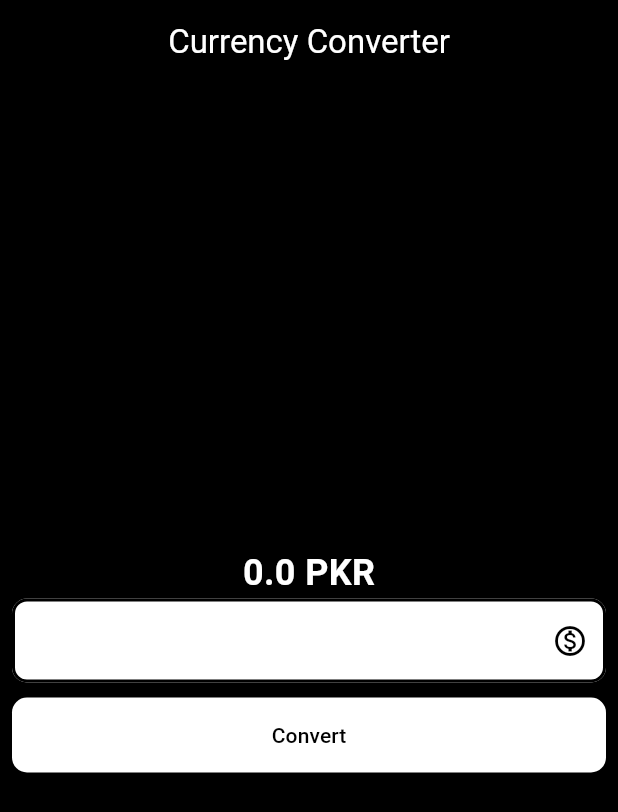
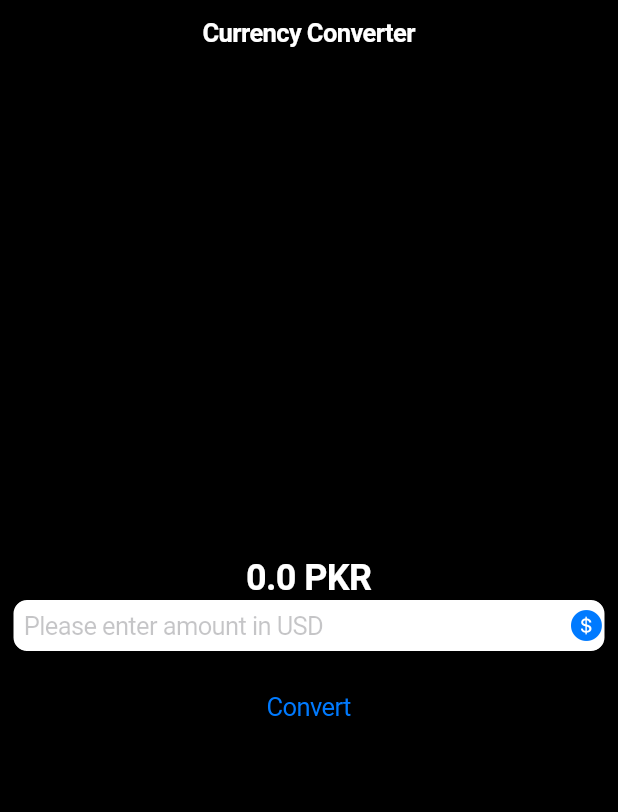
Before and after one commit to ahsan1800411/flutter_currency_converter, a Flutter app: the screen it shows after launch, on a phone screen of 412 x 824 dp. Shown: the top 812 px of the screen. Run offline on Flutter 3.47's test engine with Material 3 defaults, Android fonts, the phone set to English and light mode, and no system bars.

Commit message:
add cupertino design

```diff
--- a/lib/currency_convert_page.dart
+++ b/lib/currency_convert_page.dart
@@ -13,6 +13,12 @@ class _CurrencyConvertMaterialPageState
   double result = 0.0;
 
   final TextEditingController controller = TextEditingController();
+
+  @override
+  void dispose() {
+    controller.dispose();
+    super.dispose();
+  }
 
   @override
   Widget build(BuildContext context) {
--- /dev/null
+++ b/lib/currency_converter_cupertino_page.dart
@@ -0,0 +1,83 @@
+import 'package:flutter/cupertino.dart';
+
+// stfl
+class CurrencyConverterCupeterTinoPage extends StatefulWidget {
+  const CurrencyConverterCupeterTinoPage({super.key});
+
+  @override
+  State<CurrencyConverterCupeterTinoPage> createState() =>
+      _CurrencyConverterCupeterTinoPageState();
+}
+
+class _CurrencyConverterCupeterTinoPageState
+    extends State<CurrencyConverterCupeterTinoPage> {
+  double result = 0.0;
+
+  final TextEditingController controller = TextEditingController();
+
+  @override
+  void dispose() {
+    controller.dispose();
+    super.dispose();
+  }
+
+  @override
+  Widget build(BuildContext context) {
+    return CupertinoPageScaffold(
+        navigationBar: const CupertinoNavigationBar(
+          middle: Text(
+            'Currency Converter',
+            style: TextStyle(color: CupertinoColors.white),
+          ),
+          backgroundColor: CupertinoColors.black,
+        ),
+        backgroundColor: CupertinoColors.black,
+        child: Center(
+          child: Padding(
+            padding: const EdgeInsets.all(8.0),
+            child: Column(
+              mainAxisAlignment: MainAxisAlignment.center,
+              children: [
+                Text(
+                  '${result.toString()} PKR',
+                  style: const TextStyle(
+                    fontSize: 24,
+                    fontWeight: FontWeight.bold,
+                    color: CupertinoColors.white,
+                  ),
+                ),
+                CupertinoTextField(
+                  decoration: BoxDecoration(
+                    color: CupertinoColors.white,
+                    borderRadius: BorderRadius.circular(10.0),
+                    border: Border.all(),
+                  ),
+                  keyboardType: const TextInputType.numberWithOptions(
+                    decimal: true,
+                  ),
+                  controller: controller,
+                  placeholder: 'Please enter amount in USD',
+                  suffix: const Icon(CupertinoIcons.money_dollar_circle_fill),
+                ),
+                const SizedBox(
+                  height: 10,
+                ),
+                CupertinoButton(
+                  onPressed: () {
+                    setState(
+                      () {
+                        result = double.parse(controller.text) * 281;
+                      },
+                    );
+                  },
+                  color: CupertinoColors.black,
+                  child: const Text(
+                    'Convert',
+                  ),
+                )
+              ],
+            ),
+          ),
+        ));
+  }
+}
--- a/lib/main.dart
+++ b/lib/main.dart
@@ -1,15 +1,27 @@
-import 'package:currency_converter/currency_convert_page.dart';
-import 'package:flutter/material.dart';
+import 'package:currency_converter/currency_converter_cupertino_page.dart';
+import 'package:flutter/cupertino.dart';
 
 void main() {
   runApp(const MyApp());
 }
 
+// >>>>>> App using material desing
+
+// class MyApp extends StatelessWidget {
+//   const MyApp({super.key});
+
+//   @override
+//   Widget build(BuildContext context) {
+//     return const MaterialApp(home: CurrencyConvertMaterialPage());
+//   }
+// }
+
+// >>>>>> App using cupertino desing
 class MyApp extends StatelessWidget {
   const MyApp({super.key});
 
   @override
   Widget build(BuildContext context) {
-    return const MaterialApp(home: CurrencyConvertMaterialPage());
+    return const CupertinoApp(home: CurrencyConverterCupeterTinoPage());
   }
 }
```
